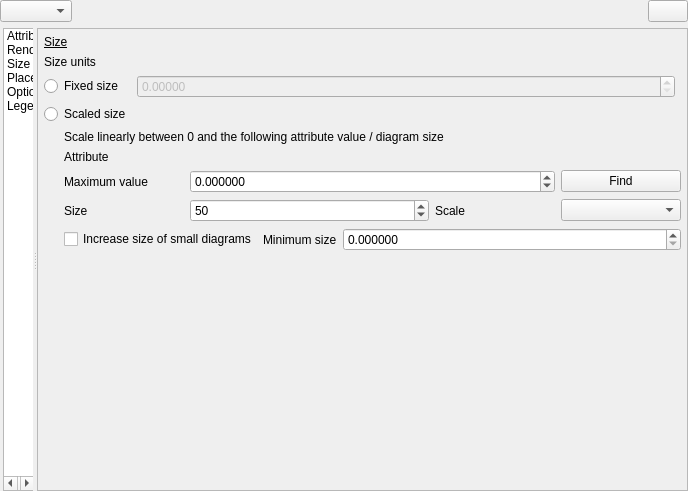
Above: src/ui/qgsdiagrampropertiesbase.ui from qgis/QGIS before the change. Below: the same form after it.
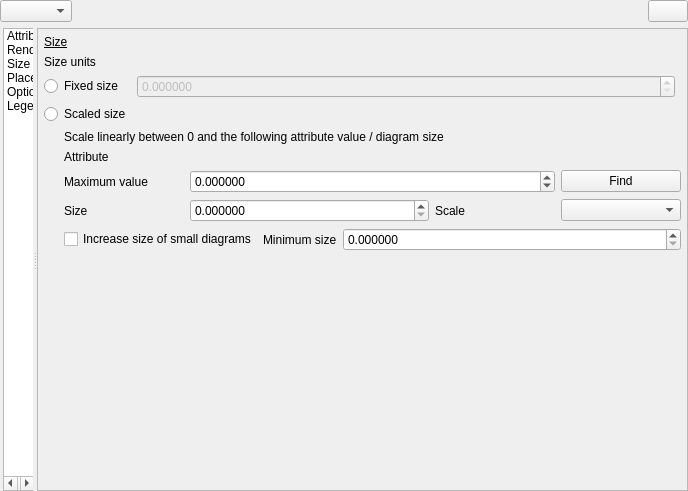
That is the form after the change. The open tabs and pages were chosen to show the change. Icons and pictures are not drawn. Custom widgets are drawn as their Qt base class.

Commit message:
[diagrams] Diagram size widget should allow non-integer values
There's no reason we should limit diagram sizes to round number of
mm, so adapt widget to follow same behavior as other symbol size widgets.

```diff
--- a/src/ui/qgsdiagrampropertiesbase.ui
+++ b/src/ui/qgsdiagrampropertiesbase.ui
@@ -1123,7 +1123,7 @@
                      </sizepolicy>
                     </property>
                     <property name="decimals">
-                     <number>5</number>
+                     <number>6</number>
                     </property>
                     <property name="maximum">
                      <double>9999999.990000000223517</double>
@@ -1190,16 +1190,6 @@
                          </property>
                         </widget>
                        </item>
-                       <item row="3" column="1" colspan="2">
-                        <widget class="QgsSpinBox" name="mSizeSpinBox">
-                         <property name="maximum">
-                          <number>10000000</number>
-                         </property>
-                         <property name="value">
-                          <number>50</number>
-                         </property>
-                        </widget>
-                       </item>
                        <item row="3" column="3">
                         <widget class="QLabel" name="mScaleDependencyLabel">
                          <property name="text">
@@ -1317,6 +1307,19 @@
                          </property>
                         </widget>
                        </item>
+                       <item row="3" column="1" colspan="2">
+                        <widget class="QgsDoubleSpinBox" name="mSizeSpinBox">
+                         <property name="decimals">
+                          <number>6</number>
+                         </property>
+                         <property name="maximum">
+                          <double>9999999.000000000000000</double>
+                         </property>
+                         <property name="singleStep">
+                          <double>0.200000000000000</double>
+                         </property>
+                        </widget>
+                       </item>
                       </layout>
                      </item>
                     </layout>
@@ -2199,11 +2202,6 @@
    <header>qgscollapsiblegroupbox.h</header>
    <container>1</container>
   </customwidget>
-  <customwidget>
-   <class>QgsSpinBox</class>
-   <extends>QSpinBox</extends>
-   <header>qgsspinbox.h</header>
-  </customwidget>
   <customwidget>
    <class>QgsDoubleSpinBox</class>
    <extends>QDoubleSpinBox</extends>
```
Left out of the diff: 3 changed lines with no effect on the pictures.
